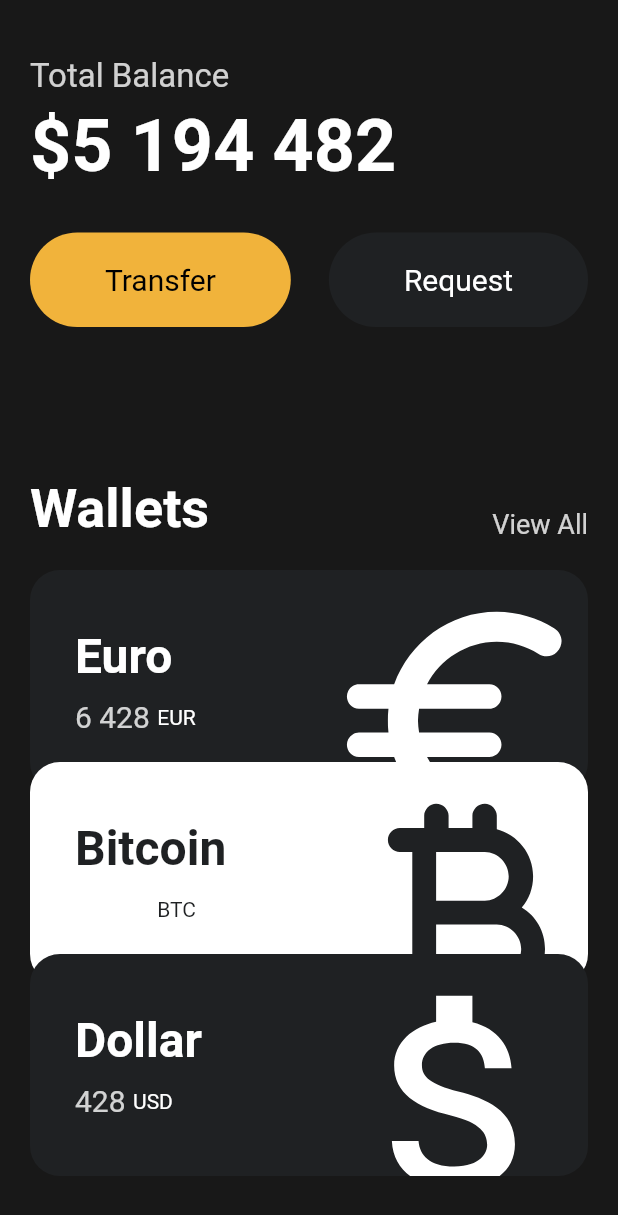
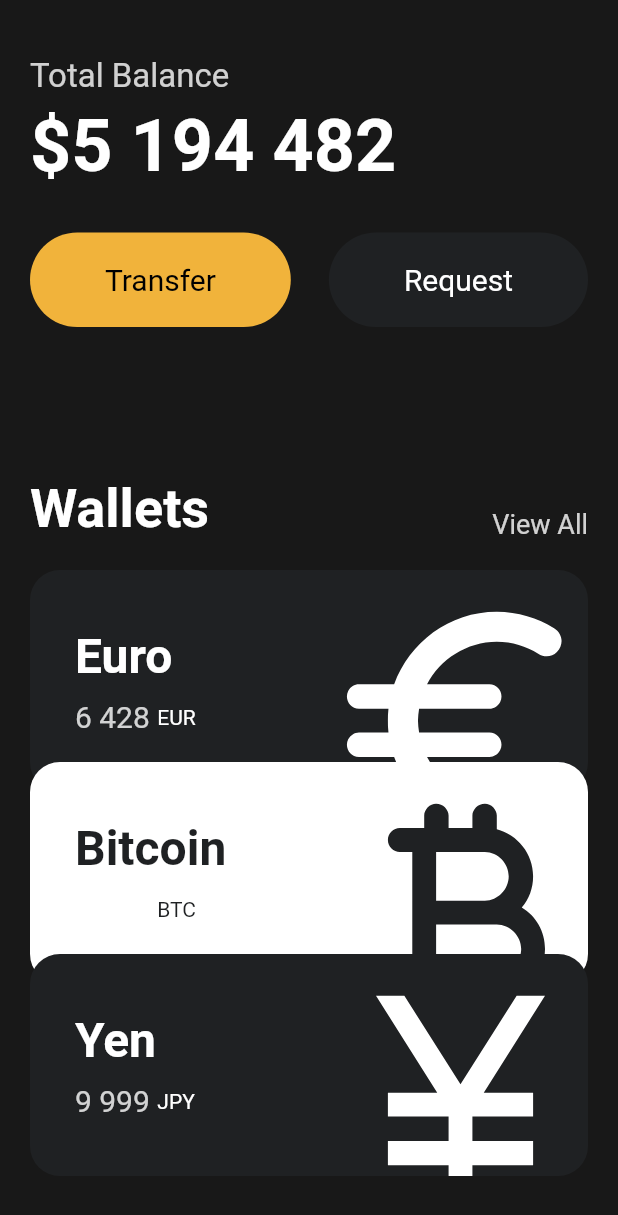
Before and after one commit to bmaner/toonflix, a Flutter app: the screen it shows after launch, scrolled down 146 dp, on a phone screen of 412 x 824 dp. Shown: the top 1215 px of the screen. Run offline on Flutter 3.47's test engine with Material 2 defaults, Android fonts, the phone set to English and light mode, and no system bars.

Commit message:
Add JPY cart

```diff
--- a/lib/main.dart
+++ b/lib/main.dart
@@ -132,10 +132,10 @@ class App extends StatelessWidget {
                   Transform.translate(
                     offset: const Offset(0, -40),
                     child: const CurrencyCard(
-                      name: 'Dollar',
-                      code: 'USD',
-                      amount: '428',
-                      icon: Icons.attach_money_outlined,
+                      name: 'Yen',
+                      code: 'JPY',
+                      amount: '9 999',
+                      icon: Icons.currency_yen_outlined,
                       isInverted: false,
                     ),
                   ),
```
